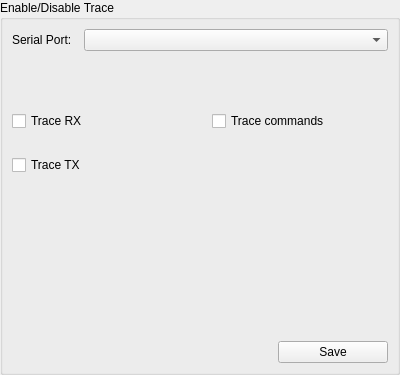
Above: VSPClientUI/ui/pgtrace.ui from britus/VSPDriver before the change. Below: the same form after it.
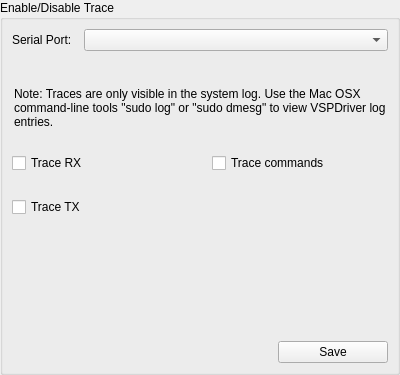
That is the form after the change.

What changed in the file:
```diff
--- a/VSPClientUI/ui/pgtrace.ui
+++ b/VSPClientUI/ui/pgtrace.ui
@@ -77,7 +77,7 @@
           <number>0</number>
          </property>
          <property name="topMargin">
-          <number>48</number>
+          <number>24</number>
          </property>
          <property name="rightMargin">
           <number>0</number>
@@ -88,7 +88,20 @@
          <property name="spacing">
           <number>24</number>
          </property>
-         <item row="0" column="0">
+         <item row="1" column="1">
+          <widget class="QCheckBox" name="cbxTraceCmd">
+           <property name="mouseTracking">
+            <bool>true</bool>
+           </property>
+           <property name="tabletTracking">
+            <bool>true</bool>
+           </property>
+           <property name="text">
+            <string>Trace commands</string>
+           </property>
+          </widget>
+         </item>
+         <item row="1" column="0">
           <widget class="QCheckBox" name="cbxTraceRX">
            <property name="mouseTracking">
             <bool>true</bool>
@@ -101,7 +114,7 @@
            </property>
           </widget>
          </item>
-         <item row="1" column="0">
+         <item row="2" column="0">
           <widget class="QCheckBox" name="cbxTraceTX">
            <property name="mouseTracking">
             <bool>true</bool>
@@ -114,16 +127,19 @@
            </property>
           </widget>
          </item>
-         <item row="0" column="1">
-          <widget class="QCheckBox" name="cbxTraceCmd">
-           <property name="mouseTracking">
-            <bool>true</bool>
-           </property>
-           <property name="tabletTracking">
-            <bool>true</bool>
-           </property>
+         <item row="0" column="0" colspan="2">
+          <widget class="QLabel" name="label_2">
            <property name="text">
-            <string>Trace commands</string>
+            <string>&lt;html&gt;&lt;head/&gt;&lt;body&gt;&lt;p&gt;Note: Traces are only visible in the system log. Use the Mac OSX command-line tools &amp;quot;sudo log&amp;quot; or &amp;quot;sudo dmesg&amp;quot; to view VSPDriver log entries.&lt;/p&gt;&lt;/body&gt;&lt;/html&gt;</string>
+           </property>
+           <property name="wordWrap">
+            <bool>true</bool>
+           </property>
+           <property name="margin">
+            <number>2</number>
+           </property>
+           <property name="indent">
+            <number>2</number>
            </property>
           </widget>
          </item>
```
Left out of the diff: 4 changed lines with no effect on the pictures.
